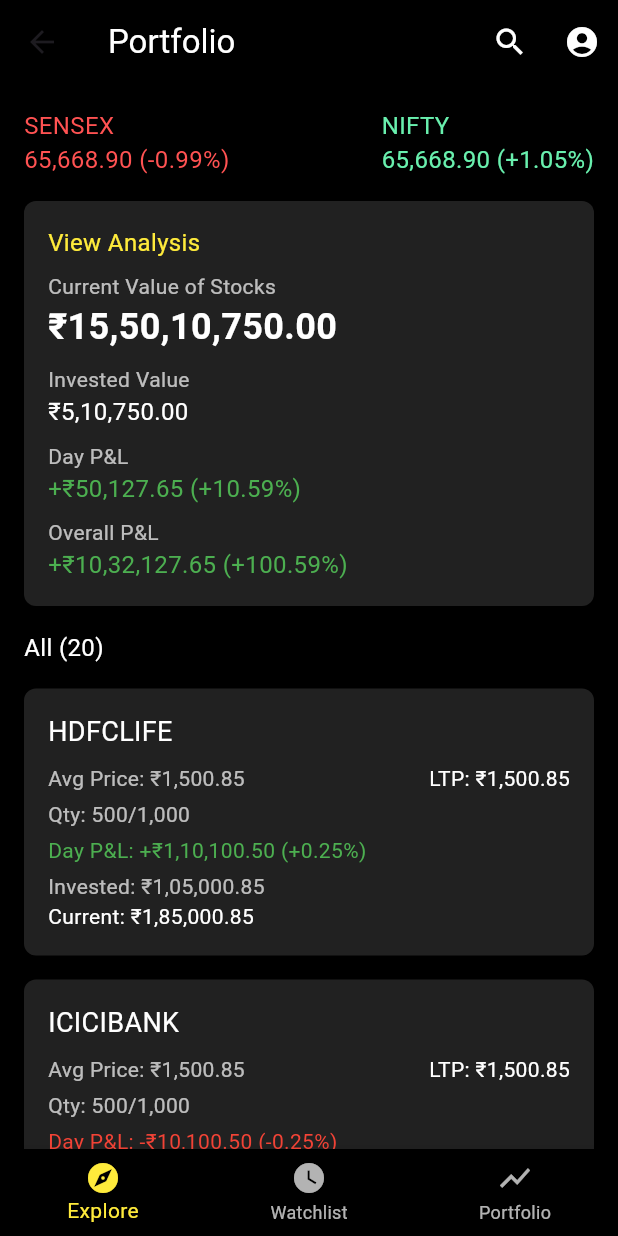
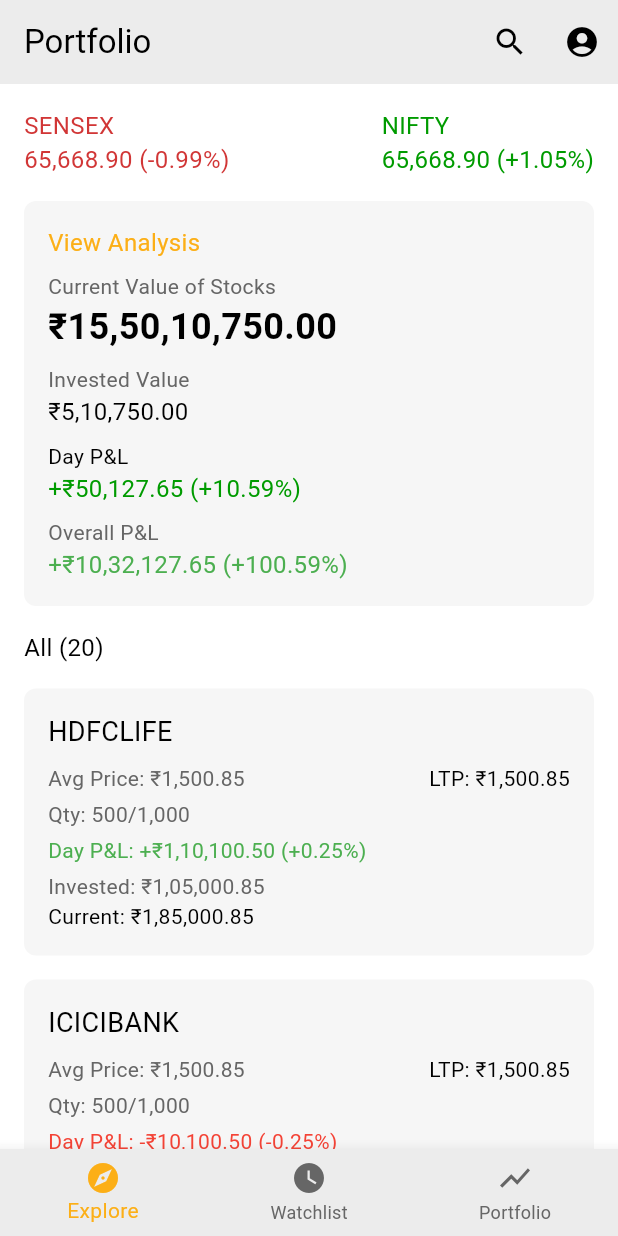
Before and after one commit to Mahidevinsights/multi_theme_app, a Flutter app: the RiseScreen screen opened by its route, on a phone screen of 412 x 824 dp. Run offline on Flutter 3.47's test engine with Material 3 defaults, Android fonts, the phone set to English and light mode, and no system bars; our stand-ins replace flutter_bloc.

Commit message:
multi theme for rise screen

```diff
--- a/lib/screens/rise_screen.dart
+++ b/lib/screens/rise_screen.dart
@@ -1,4 +1,5 @@
 import 'package:flutter/material.dart';
+import 'package:multi_theme_app/styles/app_colors.dart';
 
 class RiseScreen extends StatelessWidget {
   const RiseScreen({super.key});
@@ -7,24 +8,25 @@ class RiseScreen extends StatelessWidget {
   Widget build(BuildContext context) {
     return Scaffold(
       appBar: AppBar(
-        backgroundColor: Colors.black,
+        automaticallyImplyLeading: false,
+        backgroundColor: AppColors.depth,
         elevation: 0,
         title: Text(
           'Portfolio',
-          style: TextStyle(color: Colors.white),
+          style: TextStyle(color: AppColors.primaryText),
         ),
         actions: [
           IconButton(
-            icon: Icon(Icons.search, color: Colors.white),
+            icon: Icon(Icons.search, color: AppColors.textColor),
             onPressed: () {},
           ),
           IconButton(
-            icon: Icon(Icons.account_circle, color: Colors.white),
+            icon: Icon(Icons.account_circle, color: AppColors.primaryText),
             onPressed: () {},
           ),
         ],
       ),
-      backgroundColor: Colors.black,
+      backgroundColor: AppColors.background,
       body: ListView(
         padding: EdgeInsets.all(16),
         children: [
@@ -34,11 +36,13 @@ class RiseScreen extends StatelessWidget {
             children: [
               Text(
                 'SENSEX\n65,668.90 (-0.99%)',
-                style: TextStyle(color: Colors.redAccent, fontSize: 16),
+                style:
+                    TextStyle(color: AppColors.negativeIndicator, fontSize: 16),
               ),
               Text(
                 'NIFTY\n65,668.90 (+1.05%)',
-                style: TextStyle(color: Colors.greenAccent, fontSize: 16),
+                style:
+                    TextStyle(color: AppColors.positiveIndicator, fontSize: 16),
               ),
             ],
           ),
@@ -46,7 +50,7 @@ class RiseScreen extends StatelessWidget {
           // Portfolio Summary
           Container(
             decoration: BoxDecoration(
-              color: Colors.grey[900],
+              color: AppColors.foreGround,
               borderRadius: BorderRadius.circular(8),
             ),
             padding: EdgeInsets.all(16),
@@ -55,17 +59,17 @@ class RiseScreen extends StatelessWidget {
               children: [
                 Text(
                   'View Analysis',
-                  style: TextStyle(color: Colors.yellow, fontSize: 16),
+                  style: TextStyle(color: AppColors.primary, fontSize: 16),
                 ),
                 SizedBox(height: 8),
                 Text(
                   'Current Value of Stocks',
-                  style: TextStyle(color: Colors.white70),
+                  style: TextStyle(color: AppColors.secondaryText),
                 ),
                 Text(
                   '₹15,50,10,750.00',
                   style: TextStyle(
-                    color: Colors.white,
+                    color: AppColors.primaryText,
                     fontSize: 24,
                     fontWeight: FontWeight.bold,
                   ),
@@ -73,31 +77,31 @@ class RiseScreen extends StatelessWidget {
                 SizedBox(height: 8),
                 Text(
                   'Invested Value',
-                  style: TextStyle(color: Colors.white70),
+                  style: TextStyle(color: AppColors.secondaryText),
                 ),
                 Text(
                   '₹5,10,750.00',
                   style: TextStyle(
-                    color: Colors.white,
+                    color: AppColors.primaryText,
                     fontSize: 16,
                   ),
                 ),
                 SizedBox(height: 8),
                 Text(
                   'Day P&L',
-                  style: TextStyle(color: Colors.white70),
+                  style: TextStyle(color: AppColors.primaryText),
                 ),
                 Text(
                   '+₹50,127.65 (+10.59%)',
                   style: TextStyle(
-                    color: Colors.green,
+                    color: AppColors.positiveIndicator,
                     fontSize: 16,
                   ),
                 ),
                 SizedBox(height: 8),
                 Text(
                   'Overall P&L',
-                  style: TextStyle(color: Colors.white70),
+                  style: TextStyle(color: AppColors.secondaryText),
                 ),
                 Text(
                   '+₹10,32,127.65 (+100.59%)',
@@ -113,7 +117,7 @@ class RiseScreen extends StatelessWidget {
           // Stock List Header
           Text(
             'All (20)',
-            style: TextStyle(color: Colors.white, fontSize: 16),
+            style: TextStyle(color: AppColors.primaryText, fontSize: 16),
           ),
           SizedBox(height: 8),
           // Stock Cards
@@ -140,9 +144,9 @@ class RiseScreen extends StatelessWidget {
         ],
       ),
       bottomNavigationBar: BottomNavigationBar(
-        backgroundColor: Colors.black,
-        unselectedItemColor: Colors.white70,
-        selectedItemColor: Colors.yellow,
+        backgroundColor: AppColors.depth,
+        unselectedItemColor: AppColors.secondaryText,
+        selectedItemColor: AppColors.primary,
         items: [
           BottomNavigationBarItem(
             icon: Icon(Icons.explore),
@@ -183,7 +187,7 @@ class StockCard extends StatelessWidget {
       margin: EdgeInsets.symmetric(vertical: 8),
       padding: EdgeInsets.all(16),
       decoration: BoxDecoration(
-        color: Colors.grey[900],
+        color: AppColors.foreGround,
         borderRadius: BorderRadius.circular(8),
       ),
       child: Column(
@@ -191,24 +195,26 @@ class StockCard extends StatelessWidget {
         children: [
           Text(
             stockName,
-            style: TextStyle(color: Colors.white, fontSize: 18),
+            style: TextStyle(color: AppColors.primaryText, fontSize: 18),
           ),
           SizedBox(height: 8),
           Row(
             mainAxisAlignment: MainAxisAlignment.spaceBetween,
             children: [
               Text('Avg Price: $avgPrice',
-                  style: TextStyle(color: Colors.white70)),
-              Text('LTP: $ltp', style: TextStyle(color: Colors.white)),
+                  style: TextStyle(color: AppColors.secondaryText)),
+              Text('LTP: $ltp', style: TextStyle(color: AppColors.primaryText)),
             ],
           ),
           SizedBox(height: 4),
-          Text('Qty: $qty', style: TextStyle(color: Colors.white70)),
+          Text('Qty: $qty', style: TextStyle(color: AppColors.secondaryText)),
           SizedBox(height: 4),
           Text('Day P&L: $dayPnl', style: TextStyle(color: pnlColor)),
           SizedBox(height: 4),
-          Text('Invested: $invested', style: TextStyle(color: Colors.white70)),
-          Text('Current: $current', style: TextStyle(color: Colors.white)),
+          Text('Invested: $invested',
+              style: TextStyle(color: AppColors.secondaryText)),
+          Text('Current: $current',
+              style: TextStyle(color: AppColors.primaryText)),
         ],
       ),
     );
--- a/lib/screens/screen1.dart
+++ b/lib/screens/screen1.dart
@@ -38,7 +38,7 @@ class Screen1 extends StatelessWidget {
                 final stock = stocks[index];
                 return Container(
                   decoration: BoxDecoration(
-                    color: AppColors.background,
+                    color: AppColors.foreGround,
                     border: Border.all(
                       color: stock["change"]!.startsWith('-')
                           ? Colors.red.withOpacity(0.5)
@@ -53,13 +53,13 @@ class Screen1 extends StatelessWidget {
                     title: Text(
                       stock["name"]!,
                       style: TextStyle(
-                        color: AppColors.headingText,
+                        color: AppColors.primaryText,
                         fontWeight: FontWeight.bold,
                       ),
                     ),
                     subtitle: Text(
                       "Price: ${stock["price"]}",
-                      style: TextStyle(color: AppColors.subheadingText),
+                      style: TextStyle(color: AppColors.secondaryText),
                     ),
                     trailing: Text(
                       stock["change"]!,
@@ -85,7 +85,7 @@ class Screen1 extends StatelessWidget {
               },
               child: Text(
                 "Go to Screen 2",
-                style: TextStyle(color: AppColors.buttonText),
+                style: TextStyle(color: AppColors.primaryText),
               ),
             ),
           ),
--- a/lib/screens/screen2.dart
+++ b/lib/screens/screen2.dart
@@ -34,18 +34,18 @@ class Screen2 extends StatelessWidget {
               itemBuilder: (context, index) {
                 final fund = mutualFunds[index];
                 return Card(
-                  color: AppColors.background,
+                  color: AppColors.foreGround,
                   child: ListTile(
                     title: Text(
                       fund["name"]!,
                       style: TextStyle(
-                        color: AppColors.headingText,
+                        color: AppColors.primaryText,
                         fontWeight: FontWeight.bold,
                       ),
                     ),
                     subtitle: Text(
                       "NAV: ${fund["nav"]}",
-                      style: TextStyle(color: AppColors.subheadingText),
+                      style: TextStyle(color: AppColors.secondaryText),
                     ),
                     trailing: Text(
                       fund["returns"]!,
@@ -71,7 +71,7 @@ class Screen2 extends StatelessWidget {
               },
               child: Text(
                 "Go to Screen 3",
-                style: TextStyle(color: AppColors.buttonText),
+                style: TextStyle(color: AppColors.primaryText),
               ),
             ),
           ),
--- a/lib/styles/app_colors.dart
+++ b/lib/styles/app_colors.dart
@@ -22,8 +22,13 @@ class AppColors {
 
   static Color get primary => colors['primary']!;
   static Color get background => colors['background']!;
+  static Color get foreGround => colors['foreGround']!;
+  static Color get cardBorder => colors['cardBorder']!;
+  static Color get depth => colors['depth']!;
+  static Color get secondary => colors['secondary']!;
+  static Color get primaryText => colors['primaryText']!;
+  static Color get secondaryText => colors['secondaryText']!;
+  static Color get positiveIndicator => colors['positiveIndicator']!;
+  static Color get negativeIndicator => colors['negativeIndicator']!;
   static Color get textColor => colors['textColor']!;
-  static Color get headingText => colors['headingText']!;
-  static Color get subheadingText => colors['subheadingText']!;
-  static Color get buttonText => colors['buttonText']!;
 }
--- a/lib/styles/multi_theme_colors/blue_theme_colors.dart
+++ b/lib/styles/multi_theme_colors/blue_theme_colors.dart
@@ -2,11 +2,16 @@ import 'package:flutter/material.dart';
 
 class BlueThemeColors {
   static const Map<String, Color> colors = {
-    'primary': Colors.lightBlue,
-    'background': Color.fromARGB(255, 118, 202, 241),
-    'textColor': Colors.white,
-    'headingText': Colors.white,
-    'subheadingText': Colors.white,
-    'buttonText': Colors.white,
+    'primary': Color.fromARGB(255, 23, 252, 233),
+    'background': Color(0xFFFFFFFF),
+    'foreGround': Color(0xFFF6F6F6),
+    'cardBorder': Color(0xFFDDDDDD),
+    'depth': Color(0xFFECECEC),
+    'secondary': Color.fromARGB(255, 7, 101, 163),
+    'primaryText': Color(0xFF000000),
+    'secondaryText': Color(0xFF666666),
+    'positiveIndicator': Color(0xFF009B00),
+    'negativeIndicator': Color(0xFFD13636),
+    'textColor': Color(0xFF000000),
   };
 }
--- a/lib/styles/multi_theme_colors/dark_theme_colors.dart
+++ b/lib/styles/multi_theme_colors/dark_theme_colors.dart
@@ -2,11 +2,16 @@ import 'package:flutter/material.dart';
 
 class DarkThemeColors {
   static const Map<String, Color> colors = {
-    'primary': Colors.blueAccent,
-    'background': Color.fromARGB(255, 36, 35, 35),
-    'textColor': Colors.white,
-    'headingText': Colors.white70,
-    'subheadingText': Colors.white60,
-    'buttonText': Colors.black,
+    'primary': Color(0xFFF8AF0F),
+    'background': Color(0xFF0F1014),
+    'foreGround': Color(0xFF171A22),
+    'cardBorder': Color(0xFF313749),
+    'depth': Color(0xFF020203),
+    'secondary': Color(0xFFFF9518),
+    'primaryText': Color(0xFFFFFFFF),
+    'secondaryText': Color(0xFFA6A4CC),
+    'positiveIndicator': Color(0xFF009B00),
+    'negativeIndicator': Color(0xFFD13636),
+    'textColor': Color(0xFFFFFFFF),
   };
 }
--- a/lib/styles/multi_theme_colors/green_theme_colors.dart
+++ b/lib/styles/multi_theme_colors/green_theme_colors.dart
@@ -2,11 +2,16 @@ import 'package:flutter/material.dart';
 
 class GreenThemeColors {
   static const Map<String, Color> colors = {
-    'primary': Color.fromARGB(255, 183, 236, 185),
-    'background': Color.fromARGB(121, 0, 109, 33),
-    'textColor': Colors.green,
-    'headingText': Colors.green,
-    'subheadingText': Colors.green,
-    'buttonText': Colors.white,
+    'primary': Color.fromARGB(255, 109, 255, 51),
+    'background': Color(0xFFFFFFFF),
+    'foreGround': Color(0xFFF6F6F6),
+    'cardBorder': Color(0xFFDDDDDD),
+    'depth': Color(0xFFECECEC),
+    'secondary': Color.fromARGB(255, 116, 255, 24),
+    'primaryText': Color(0xFF000000),
+    'secondaryText': Color(0xFF666666),
+    'positiveIndicator': Color.fromARGB(255, 72, 0, 155),
+    'negativeIndicator': Color(0xFFD13636),
+    'textColor': Color(0xFF000000),
   };
 }
--- a/lib/styles/multi_theme_colors/ligth_theme_colors.dart
+++ b/lib/styles/multi_theme_colors/ligth_theme_colors.dart
@@ -2,11 +2,16 @@ import 'package:flutter/material.dart';
 
 class LightThemeColors {
   static const Map<String, Color> colors = {
-    'primary': Color(0xFFF6F6F6),
+    'primary': Color(0xFFFCAF17),
     'background': Color(0xFFFFFFFF),
+    'foreGround': Color(0xFFF6F6F6),
+    'cardBorder': Color(0xFFDDDDDD),
+    'depth': Color(0xFFECECEC),
+    'secondary': Color(0xFFFF9518),
+    'primaryText': Color(0xFF000000),
+    'secondaryText': Color(0xFF666666),
+    'positiveIndicator': Color(0xFF009B00),
+    'negativeIndicator': Color(0xFFD13636),
     'textColor': Color(0xFF000000),
-    'headingText': Color(0xFF666666),
-    'subheadingText': Colors.black54,
-    'buttonText': Color(0xFF000000),
   };
 }
```
